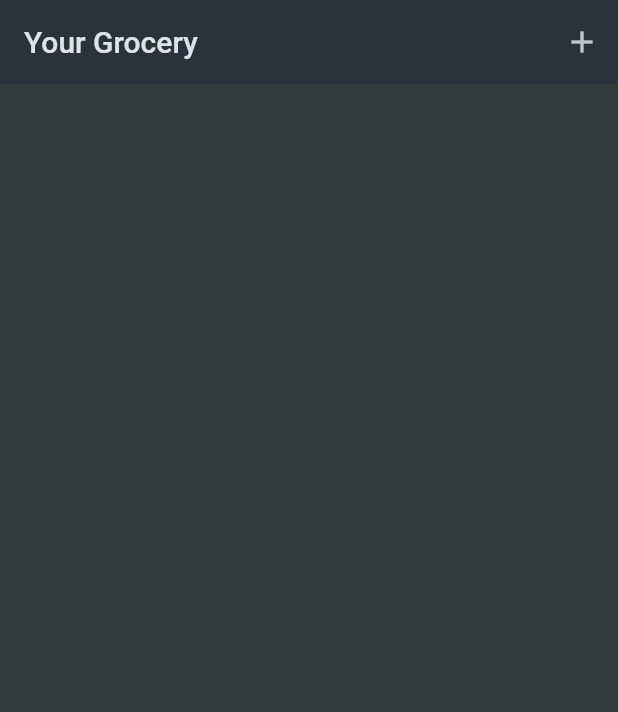
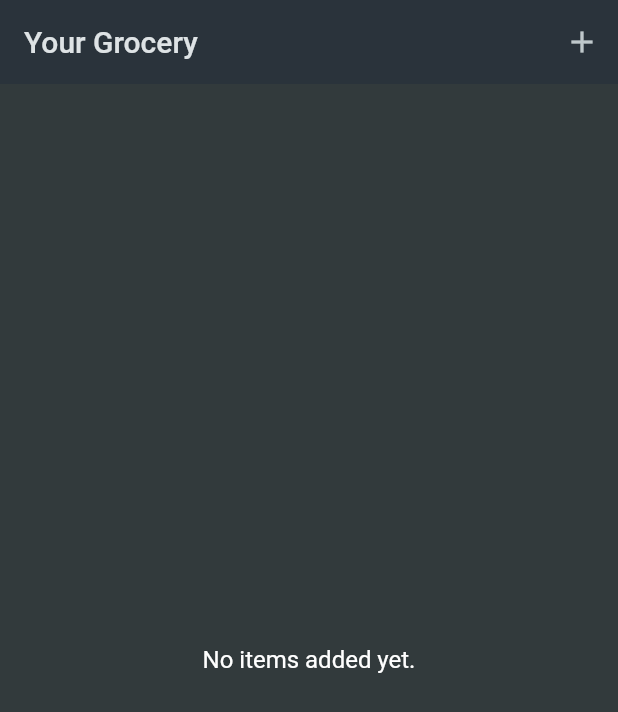
Before and after one commit to JoaoVitorLima242/shopping_list_flutter, a Flutter app: the screen it shows after launch, on a phone screen of 412 x 824 dp. Shown: the top 712 px of the screen. Run offline on Flutter 3.47's test engine with Material 2 defaults, Android fonts, the phone set to English and light mode, and no system bars.

Commit message:
creating empty content

```diff
--- /dev/null
+++ b/lib/features/grocery/widgets/empty_screen_content.dart
@@ -0,0 +1,15 @@
+import 'package:flutter/material.dart';
+
+class EmptyScreenContent extends StatelessWidget {
+  const EmptyScreenContent({super.key});
+
+  @override
+  Widget build(BuildContext context) {
+    return Center(
+      child: Text(
+        'No items added yet.',
+        style: Theme.of(context).textTheme.titleMedium,
+      ),
+    );
+  }
+}
--- a/lib/features/grocery/your_grocery_screen.dart
+++ b/lib/features/grocery/your_grocery_screen.dart
@@ -1,4 +1,5 @@
 import 'package:flutter/material.dart';
+import 'package:shopping_list/features/grocery/widgets/empty_screen_content.dart';
 import 'package:shopping_list/features/grocery/widgets/grocery_list.dart';
 import 'package:shopping_list/features/new_item/new_item_screen.dart';
 import 'package:shopping_list/models/grocery_item.dart';
@@ -26,6 +27,12 @@ class _YourGroceryScreenState extends State<YourGroceryScreen> {
 
   @override
   Widget build(BuildContext context) {
+    Widget screenContent = const EmptyScreenContent();
+
+    if (_groceryItems.isNotEmpty) {
+      screenContent = GroceryList(groceryItems: _groceryItems);
+    }
+
     return Scaffold(
       appBar: AppBar(
         title: const Text('Your Grocery'),
@@ -36,7 +43,7 @@ class _YourGroceryScreenState extends State<YourGroceryScreen> {
           )
         ],
       ),
-      body: GroceryList(groceryItems: _groceryItems),
+      body: screenContent,
     );
   }
 }
```
